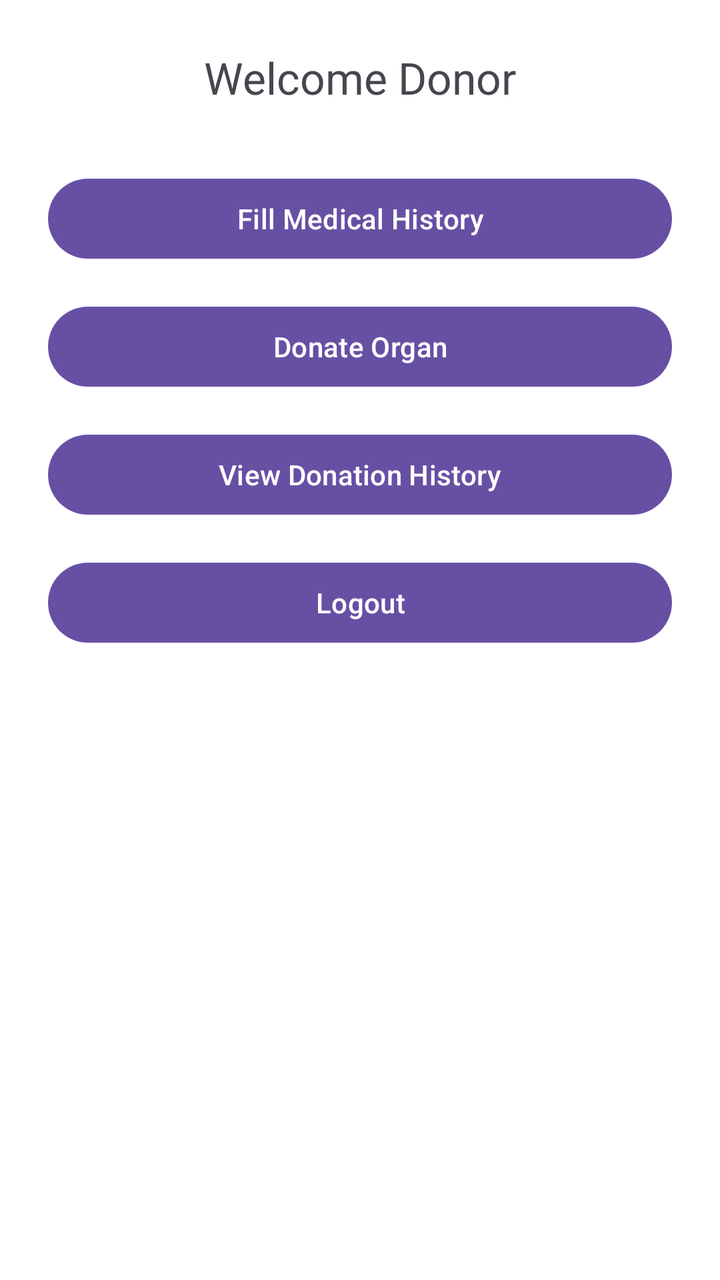
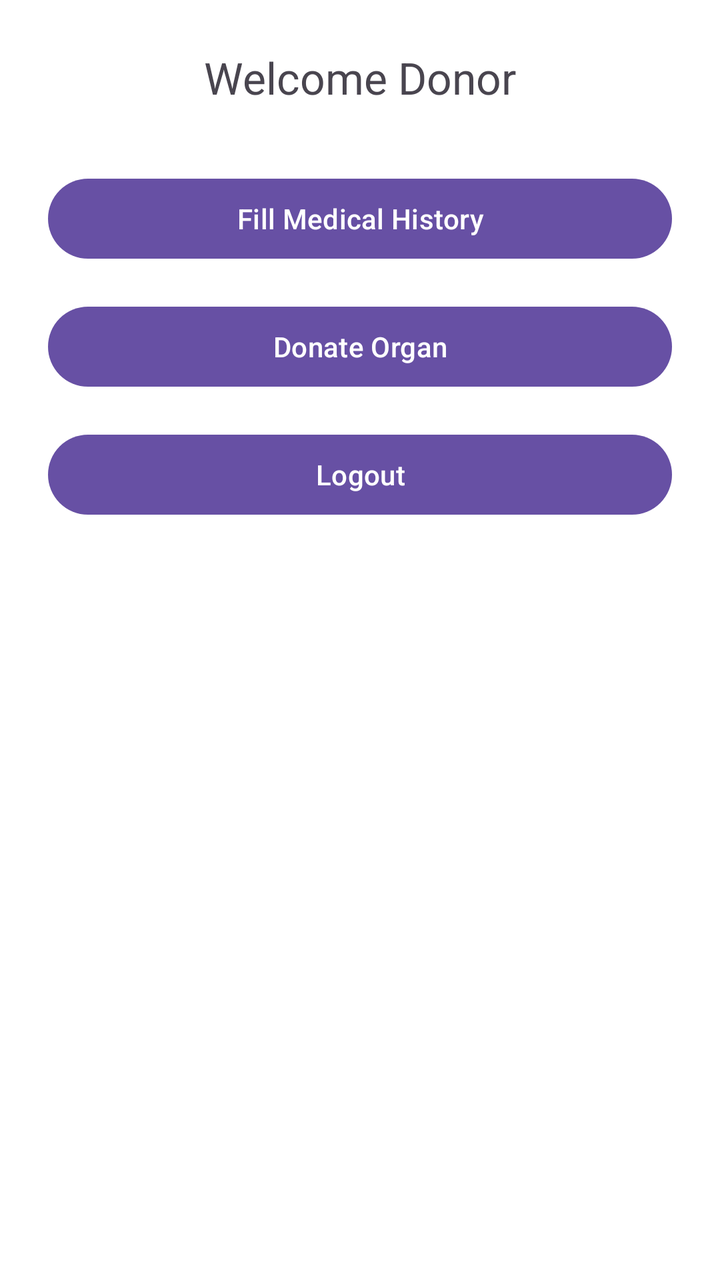

The first picture is an Android layout as it rendered before a commit; the second is the same layout after the commit. The layout source and the unified diff follow.
<!-- AndroidManifest.xml: application theme Theme.Organ_donation_app -->
<!-- res/layout/activity_donor_dashboard.xml -->
<?xml version="1.0" encoding="utf-8"?>
<LinearLayout
    xmlns:android="http://schemas.android.com/apk/res/android"
    android:layout_width="match_parent"
    android:layout_height="match_parent"
    android:orientation="vertical"
    android:padding="24dp"
    android:gravity="center_horizontal"
    android:background="#FFFFFF">

    <TextView
        android:id="@+id/textWelcome"
        android:text="Welcome Donor"
        android:textSize="22sp"
        android:layout_marginBottom="32dp"
        android:layout_width="wrap_content"
        android:layout_height="wrap_content" />

    <Button
        android:id="@+id/buttonMedicalHistory"
        android:text="Fill Medical History"
        android:layout_width="match_parent"
        android:layout_height="wrap_content"
        android:layout_marginBottom="16dp"/>

    <Button
        android:id="@+id/buttonDonateOrgan"
        android:text="Donate Organ"
        android:layout_width="match_parent"
        android:layout_height="wrap_content"
        android:layout_marginBottom="16dp"/>

    <Button
        android:id="@+id/buttonHistory"
        android:text="View Donation History"
        android:layout_width="match_parent"
        android:layout_height="wrap_content"
        android:layout_marginBottom="16dp"/>

    <Button
        android:id="@+id/buttonLogout"
        android:text="Logout"
        android:layout_width="match_parent"
        android:layout_height="wrap_content" />

</LinearLayout>
<!-- resources referenced by this layout -->
<resources>
  <style name="Theme.Organ_donation_app" parent="Base.Theme.Organ_donation_app" />
  <style name="Base.Theme.Organ_donation_app" parent="Theme.Material3.DayNight.NoActionBar">
          
          
      </style>
</resources>

<!-- the commit's change to res/layout/activity_donor_dashboard.xml (unified diff, before → after) -->
@@ -30,12 +30,7 @@
         android:layout_height="wrap_content"
         android:layout_marginBottom="16dp"/>
 
-    <Button
-        android:id="@+id/buttonHistory"
-        android:text="View Donation History"
-        android:layout_width="match_parent"
-        android:layout_height="wrap_content"
-        android:layout_marginBottom="16dp"/>
+
 
     <Button
         android:id="@+id/buttonLogout"
